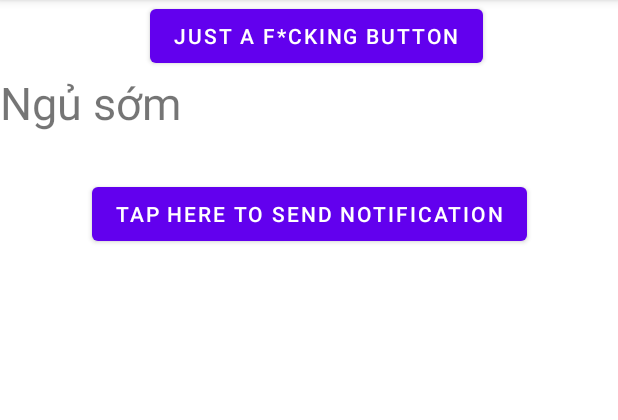
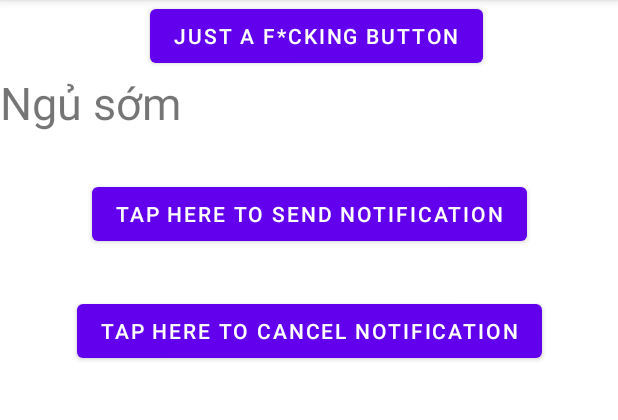
Before and after one commit to DawnHNguyen/Track-Habit, an Android app: the screen it shows after launch (HomeActivity), after a tap on "TAP HERE TO SEND NOTIFICATION", on a phone screen of 412 x 824 dp, the part 84-504 px from its top. Run offline under Robolectric (Android 15) with nearby library versions, the phone set to English and light mode, and no system bars; our stand-ins replace Dagger/Hilt's generated code, data binding; 1 other tap on this screen came first.

Commit message:
TH-37 cancel an alarm

```diff
--- a/feature/trackhabit/src/main/java/com/track/trackhabit/habit/presentation/ui/HomeActivity.kt
+++ b/feature/trackhabit/src/main/java/com/track/trackhabit/habit/presentation/ui/HomeActivity.kt
@@ -9,6 +9,7 @@ import android.os.SystemClock
 import android.util.Log
 import android.widget.Button
 import android.widget.TextView
+import android.widget.Toast
 import androidx.appcompat.app.AppCompatActivity
 import androidx.core.app.NotificationCompat
 import androidx.core.app.NotificationManagerCompat
@@ -45,11 +46,14 @@ class HomeActivity : AppCompatActivity() {
 
 
         createChannel( this)
+        alarmMng = this.getSystemService(Context.ALARM_SERVICE) as AlarmManager
+        alarmIntent = Intent(this, AlarmReceiver::class.java).let { intent ->
+            PendingIntent.getBroadcast(this,0,intent,0)
+        }
 
-
-
-        val textView = findViewById<TextView>(R.id.button_testNotification)
-        textView.setOnClickListener {
+        val cancelNoti = findViewById<Button>(R.id.button_canceltNotification)
+        val setNoti = findViewById<Button>(R.id.button_setNotification)
+        setNoti.setOnClickListener {
 
             setAlarm()
 
@@ -63,22 +67,22 @@ class HomeActivity : AppCompatActivity() {
             with(NotificationManagerCompat.from(this)) {
                 notify(12, builder.build())
             }
+        }
+
+        cancelNoti.setOnClickListener {
+            alarmMng.cancel(alarmIntent)
+            Toast.makeText(this,"đã hủy báo thức", Toast.LENGTH_LONG).show()
+        }
+
+
     }
 
-
-
-}
-
     private fun setAlarm() {
-        alarmMng = this.getSystemService(Context.ALARM_SERVICE) as AlarmManager
-        alarmIntent = Intent(this, AlarmReceiver::class.java).let { intent ->
-            PendingIntent.getBroadcast(this,0,intent,0)
-        }
 
         val calendar: Calendar = Calendar.getInstance().apply {
             timeInMillis = System.currentTimeMillis()
-            set(Calendar.HOUR_OF_DAY, 18)
-            set(Calendar.MINUTE, 0)
+            set(Calendar.HOUR_OF_DAY, 22)
+            set(Calendar.MINUTE, 8)
             set(Calendar.SECOND, 0)
         }
 
--- a/feature/trackhabit/src/main/res/layout/activity_home.xml
+++ b/feature/trackhabit/src/main/res/layout/activity_home.xml
@@ -28,7 +28,7 @@
             app:layout_constraintTop_toBottomOf="@id/button" />
 
         <Button
-            android:id="@+id/button_testNotification"
+            android:id="@+id/button_setNotification"
             android:layout_width="wrap_content"
             android:layout_height="wrap_content"
             android:layout_marginTop="30dp"
@@ -36,5 +36,14 @@
             app:layout_constraintEnd_toEndOf="parent"
             app:layout_constraintStart_toStartOf="parent"
             app:layout_constraintTop_toBottomOf="@+id/test_recyclerView" />
+        <Button
+            android:id="@+id/button_canceltNotification"
+            android:layout_width="wrap_content"
+            android:layout_height="wrap_content"
+            android:layout_marginTop="30dp"
+            android:text="tap here to cancel notification"
+            app:layout_constraintEnd_toEndOf="parent"
+            app:layout_constraintStart_toStartOf="parent"
+            app:layout_constraintTop_toBottomOf="@+id/button_setNotification" />
     </androidx.constraintlayout.widget.ConstraintLayout>
 </layout>
```
